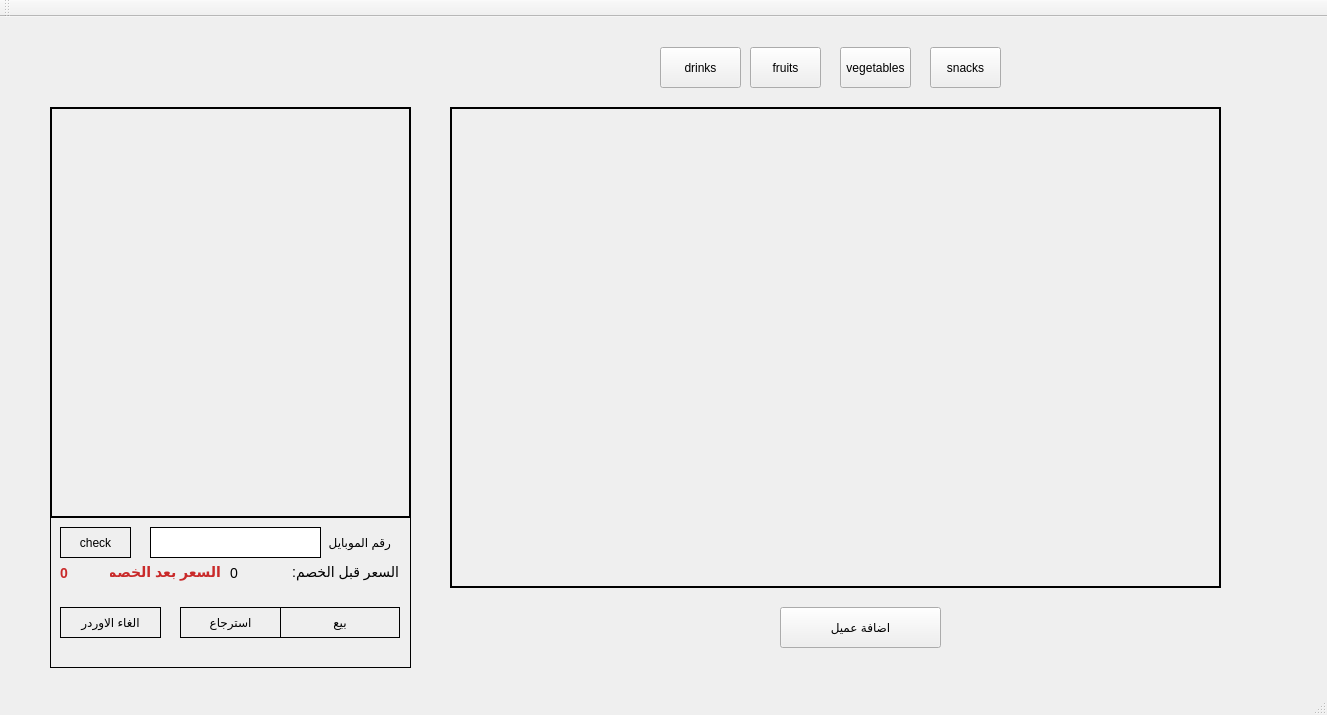
Ismaeel-Muhammad/Cash-Register-System, file cashRegisterSystem/cashRegisterSystem.ui: the form before one commit.
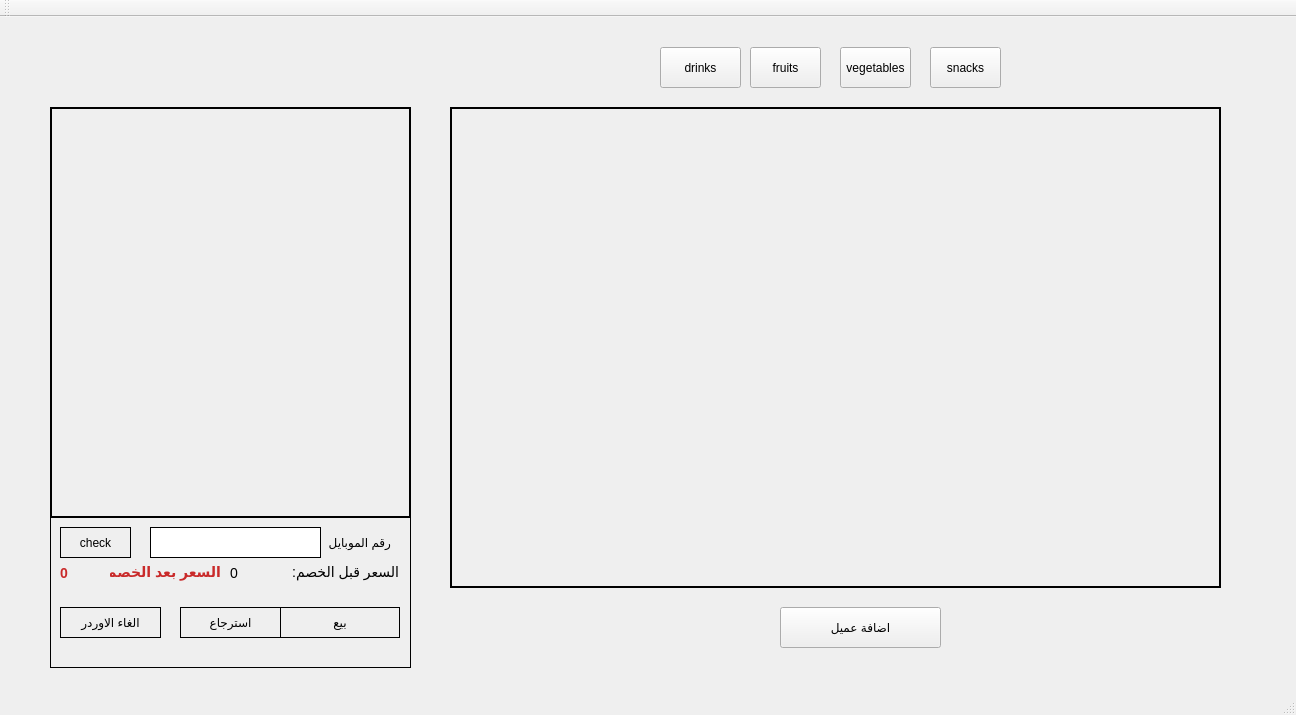
The form after the commit.

The edit to the form file:
```diff
--- a/cashRegisterSystem/cashRegisterSystem.ui
+++ b/cashRegisterSystem/cashRegisterSystem.ui
@@ -6,7 +6,7 @@
    <rect>
     <x>0</x>
     <y>0</y>
-    <width>1327</width>
+    <width>1296</width>
     <height>715</height>
    </rect>
   </property>
```
Left out of the diff: 6 changed lines with no effect on the pictures.
